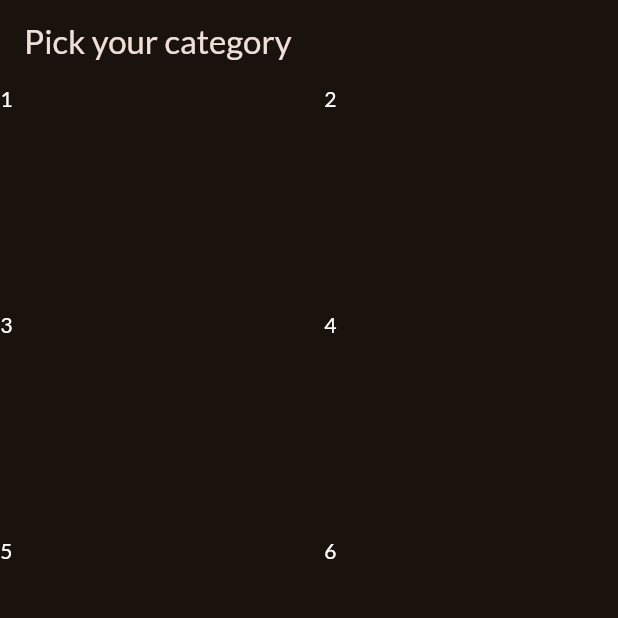
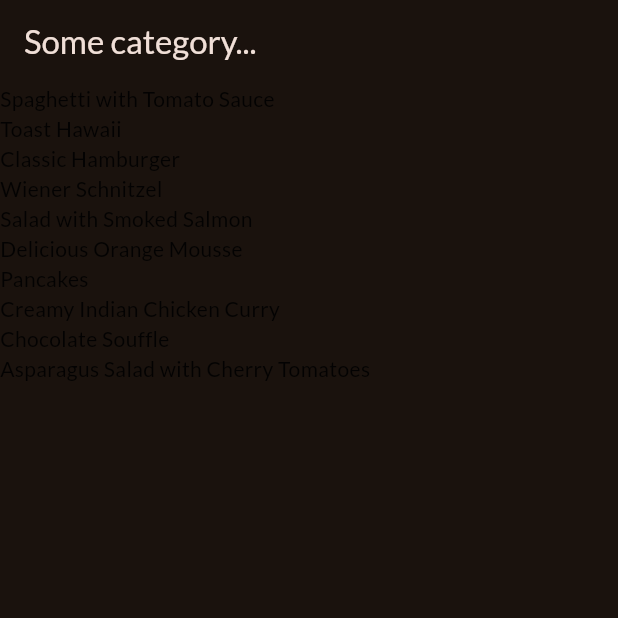
Before and after one commit to lauro-silva44/meals, a Flutter app: the screen it shows after launch, on a phone screen of 412 x 824 dp, the top half of it. Run offline on Flutter 3.47's test engine with Material 2 defaults, Android fonts, the phone set to English and light mode, and no system bars; our stand-ins replace google_fonts.

Commit message:
feat: added the meals screen

```diff
--- a/lib/category_data.dart
+++ /dev/null
@@ -1,47 +0,0 @@
-import 'package:flutter/material.dart';
-
-class CategoriesScreen extends StatelessWidget {
-  const CategoriesScreen({super.key});
-
-  @override
-  Widget build(BuildContext context) {
-    return Scaffold(
-      appBar: AppBar(
-        title: const Text('Pick your category'),
-      ),
-      body: GridView(
-        gridDelegate: const SliverGridDelegateWithFixedCrossAxisCount(
-            crossAxisCount: 2,
-            childAspectRatio: 3 / 2,
-            mainAxisSpacing: 20,
-            crossAxisSpacing: 20),
-        children: const [
-          Text(
-            "1",
-            style: TextStyle(color: Colors.white),
-          ),
-          Text(
-            "2",
-            style: TextStyle(color: Colors.white),
-          ),
-          Text(
-            "3",
-            style: TextStyle(color: Colors.white),
-          ),
-          Text(
-            "4",
-            style: TextStyle(color: Colors.white),
-          ),
-          Text(
-            "5",
-            style: TextStyle(color: Colors.white),
-          ),
-          Text(
-            "6",
-            style: TextStyle(color: Colors.white),
-          ),
-        ],
-      ),
-    );
-  }
-}
--- /dev/null
+++ b/lib/data/dummy_data.dart
@@ -0,0 +1,409 @@
+import 'package:flutter/material.dart';
+
+import 'package:meals/models/category.dart';
+import 'package:meals/models/meal.dart';
+
+// Constants in Dart should be written in lowerCamelcase.
+const availableCategories = [
+  Category(
+    id: 'c1',
+    title: 'Italian',
+    color: Colors.purple,
+  ),
+  Category(
+    id: 'c2',
+    title: 'Quick & Easy',
+    color: Colors.red,
+  ),
+  Category(
+    id: 'c3',
+    title: 'Hamburgers',
+    color: Colors.orange,
+  ),
+  Category(
+    id: 'c4',
+    title: 'German',
+    color: Colors.amber,
+  ),
+  Category(
+    id: 'c5',
+    title: 'Light & Lovely',
+    color: Colors.blue,
+  ),
+  Category(
+    id: 'c6',
+    title: 'Exotic',
+    color: Colors.green,
+  ),
+  Category(
+    id: 'c7',
+    title: 'Breakfast',
+    color: Colors.lightBlue,
+  ),
+  Category(
+    id: 'c8',
+    title: 'Asian',
+    color: Colors.lightGreen,
+  ),
+  Category(
+    id: 'c9',
+    title: 'French',
+    color: Colors.pink,
+  ),
+  Category(
+    id: 'c10',
+    title: 'Summer',
+    color: Colors.teal,
+  ),
+];
+
+const dummyMeals = [
+  Meal(
+    id: 'm1',
+    categories: [
+      'c1',
+      'c2',
+    ],
+    title: 'Spaghetti with Tomato Sauce',
+    affordability: Affordability.affordable,
+    complexity: Complexity.simple,
+    imageUrl:
+        'https://upload.wikimedia.org/wikipedia/commons/thumb/2/20/Spaghetti_Bolognese_mit_Parmesan_oder_Grana_Padano.jpg/800px-Spaghetti_Bolognese_mit_Parmesan_oder_Grana_Padano.jpg',
+    duration: 20,
+    ingredients: [
+      '4 Tomatoes',
+      '1 Tablespoon of Olive Oil',
+      '1 Onion',
+      '250g Spaghetti',
+      'Spices',
+      'Cheese (optional)'
+    ],
+    steps: [
+      'Cut the tomatoes and the onion into small pieces.',
+      'Boil some water - add salt to it once it boils.',
+      'Put the spaghetti into the boiling water - they should be done in about 10 to 12 minutes.',
+      'In the meantime, heaten up some olive oil and add the cut onion.',
+      'After 2 minutes, add the tomato pieces, salt, pepper and your other spices.',
+      'The sauce will be done once the spaghetti are.',
+      'Feel free to add some cheese on top of the finished dish.'
+    ],
+    isGlutenFree: false,
+    isVegan: true,
+    isVegetarian: true,
+    isLactoseFree: true,
+  ),
+  Meal(
+    id: 'm2',
+    categories: [
+      'c2',
+    ],
+    title: 'Toast Hawaii',
+    affordability: Affordability.affordable,
+    complexity: Complexity.simple,
+    imageUrl:
+        'https://cdn.pixabay.com/photo/2018/07/11/21/51/toast-3532016_1280.jpg',
+    duration: 10,
+    ingredients: [
+      '1 Slice White Bread',
+      '1 Slice Ham',
+      '1 Slice Pineapple',
+      '1-2 Slices of Cheese',
+      'Butter'
+    ],
+    steps: [
+      'Butter one side of the white bread',
+      'Layer ham, the pineapple and cheese on the white bread',
+      'Bake the toast for round about 10 minutes in the oven at 200°C'
+    ],
+    isGlutenFree: false,
+    isVegan: false,
+    isVegetarian: false,
+    isLactoseFree: false,
+  ),
+  Meal(
+    id: 'm3',
+    categories: [
+      'c2',
+      'c3',
+    ],
+    title: 'Classic Hamburger',
+    affordability: Affordability.pricey,
+    complexity: Complexity.simple,
+    imageUrl:
+        'https://cdn.pixabay.com/photo/2014/10/23/18/05/burger-500054_1280.jpg',
+    duration: 45,
+    ingredients: [
+      '300g Cattle Hack',
+      '1 Tomato',
+      '1 Cucumber',
+      '1 Onion',
+      'Ketchup',
+      '2 Burger Buns'
+    ],
+    steps: [
+      'Form 2 patties',
+      'Fry the patties for c. 4 minutes on each side',
+      'Quickly fry the buns for c. 1 minute on each side',
+      'Bruch buns with ketchup',
+      'Serve burger with tomato, cucumber and onion'
+    ],
+    isGlutenFree: false,
+    isVegan: false,
+    isVegetarian: false,
+    isLactoseFree: true,
+  ),
+  Meal(
+    id: 'm4',
+    categories: [
+      'c4',
+    ],
+    title: 'Wiener Schnitzel',
+    affordability: Affordability.luxurious,
+    complexity: Complexity.challenging,
+    imageUrl:
+        'https://cdn.pixabay.com/photo/2018/03/31/19/29/schnitzel-3279045_1280.jpg',
+    duration: 60,
+    ingredients: [
+      '8 Veal Cutlets',
+      '4 Eggs',
+      '200g Bread Crumbs',
+      '100g Flour',
+      '300ml Butter',
+      '100g Vegetable Oil',
+      'Salt',
+      'Lemon Slices'
+    ],
+    steps: [
+      'Tenderize the veal to about 2–4mm, and salt on both sides.',
+      'On a flat plate, stir the eggs briefly with a fork.',
+      'Lightly coat the cutlets in flour then dip into the egg, and finally, coat in breadcrumbs.',
+      'Heat the butter and oil in a large pan (allow the fat to get very hot) and fry the schnitzels until golden brown on both sides.',
+      'Make sure to toss the pan regularly so that the schnitzels are surrounded by oil and the crumbing becomes ‘fluffy’.',
+      'Remove, and drain on kitchen paper. Fry the parsley in the remaining oil and drain.',
+      'Place the schnitzels on awarmed plate and serve garnishedwith parsley and slices of lemon.'
+    ],
+    isGlutenFree: false,
+    isVegan: false,
+    isVegetarian: false,
+    isLactoseFree: false,
+  ),
+  Meal(
+    id: 'm5',
+    categories: [
+      'c2'
+          'c5',
+      'c10',
+    ],
+    title: 'Salad with Smoked Salmon',
+    affordability: Affordability.luxurious,
+    complexity: Complexity.simple,
+    imageUrl:
+        'https://cdn.pixabay.com/photo/2016/10/25/13/29/smoked-salmon-salad-1768890_1280.jpg',
+    duration: 15,
+    ingredients: [
+      'Arugula',
+      'Lamb\'s Lettuce',
+      'Parsley',
+      'Fennel',
+      '200g Smoked Salmon',
+      'Mustard',
+      'Balsamic Vinegar',
+      'Olive Oil',
+      'Salt and Pepper'
+    ],
+    steps: [
+      'Wash and cut salad and herbs',
+      'Dice the salmon',
+      'Process mustard, vinegar and olive oil into a dessing',
+      'Prepare the salad',
+      'Add salmon cubes and dressing'
+    ],
+    isGlutenFree: true,
+    isVegan: false,
+    isVegetarian: true,
+    isLactoseFree: true,
+  ),
+  Meal(
+    id: 'm6',
+    categories: [
+      'c6',
+      'c10',
+    ],
+    title: 'Delicious Orange Mousse',
+    affordability: Affordability.affordable,
+    complexity: Complexity.hard,
+    imageUrl:
+        'https://cdn.pixabay.com/photo/2017/05/01/05/18/pastry-2274750_1280.jpg',
+    duration: 240,
+    ingredients: [
+      '4 Sheets of Gelatine',
+      '150ml Orange Juice',
+      '80g Sugar',
+      '300g Yoghurt',
+      '200g Cream',
+      'Orange Peel',
+    ],
+    steps: [
+      'Dissolve gelatine in pot',
+      'Add orange juice and sugar',
+      'Take pot off the stove',
+      'Add 2 tablespoons of yoghurt',
+      'Stir gelatin under remaining yoghurt',
+      'Cool everything down in the refrigerator',
+      'Whip the cream and lift it under die orange mass',
+      'Cool down again for at least 4 hours',
+      'Serve with orange peel',
+    ],
+    isGlutenFree: true,
+    isVegan: false,
+    isVegetarian: true,
+    isLactoseFree: false,
+  ),
+  Meal(
+    id: 'm7',
+    categories: [
+      'c7',
+    ],
+    title: 'Pancakes',
+    affordability: Affordability.affordable,
+    complexity: Complexity.simple,
+    imageUrl:
+        'https://cdn.pixabay.com/photo/2018/07/10/21/23/pancake-3529653_1280.jpg',
+    duration: 20,
+    ingredients: [
+      '1 1/2 Cups all-purpose Flour',
+      '3 1/2 Teaspoons Baking Powder',
+      '1 Teaspoon Salt',
+      '1 Tablespoon White Sugar',
+      '1 1/4 cups Milk',
+      '1 Egg',
+      '3 Tablespoons Butter, melted',
+    ],
+    steps: [
+      'In a large bowl, sift together the flour, baking powder, salt and sugar.',
+      'Make a well in the center and pour in the milk, egg and melted butter; mix until smooth.',
+      'Heat a lightly oiled griddle or frying pan over medium high heat.',
+      'Pour or scoop the batter onto the griddle, using approximately 1/4 cup for each pancake. Brown on both sides and serve hot.'
+    ],
+    isGlutenFree: true,
+    isVegan: false,
+    isVegetarian: true,
+    isLactoseFree: false,
+  ),
+  Meal(
+    id: 'm8',
+    categories: [
+      'c8',
+    ],
+    title: 'Creamy Indian Chicken Curry',
+    affordability: Affordability.pricey,
+    complexity: Complexity.challenging,
+    imageUrl:
+        'https://cdn.pixabay.com/photo/2018/06/18/16/05/indian-food-3482749_1280.jpg',
+    duration: 35,
+    ingredients: [
+      '4 Chicken Breasts',
+      '1 Onion',
+      '2 Cloves of Garlic',
+      '1 Piece of Ginger',
+      '4 Tablespoons Almonds',
+      '1 Teaspoon Cayenne Pepper',
+      '500ml Coconut Milk',
+    ],
+    steps: [
+      'Slice and fry the chicken breast',
+      'Process onion, garlic and ginger into paste and sauté everything',
+      'Add spices and stir fry',
+      'Add chicken breast + 250ml of water and cook everything for 10 minutes',
+      'Add coconut milk',
+      'Serve with rice'
+    ],
+    isGlutenFree: true,
+    isVegan: false,
+    isVegetarian: false,
+    isLactoseFree: true,
+  ),
+  Meal(
+    id: 'm9',
+    categories: [
+      'c9',
+    ],
+    title: 'Chocolate Souffle',
+    affordability: Affordability.affordable,
+    complexity: Complexity.hard,
+    imageUrl:
+        'https://cdn.pixabay.com/photo/2014/08/07/21/07/souffle-412785_1280.jpg',
+    duration: 45,
+    ingredients: [
+      '1 Teaspoon melted Butter',
+      '2 Tablespoons white Sugar',
+      '2 Ounces 70% dark Chocolate, broken into pieces',
+      '1 Tablespoon Butter',
+      '1 Tablespoon all-purpose Flour',
+      '4 1/3 tablespoons cold Milk',
+      '1 Pinch Salt',
+      '1 Pinch Cayenne Pepper',
+      '1 Large Egg Yolk',
+      '2 Large Egg Whites',
+      '1 Pinch Cream of Tartar',
+      '1 Tablespoon white Sugar',
+    ],
+    steps: [
+      'Preheat oven to 190°C. Line a rimmed baking sheet with parchment paper.',
+      'Brush bottom and sides of 2 ramekins lightly with 1 teaspoon melted butter; cover bottom and sides right up to the rim.',
+      'Add 1 tablespoon white sugar to ramekins. Rotate ramekins until sugar coats all surfaces.',
+      'Place chocolate pieces in a metal mixing bowl.',
+      'Place bowl over a pan of about 3 cups hot water over low heat.',
+      'Melt 1 tablespoon butter in a skillet over medium heat. Sprinkle in flour. Whisk until flour is incorporated into butter and mixture thickens.',
+      'Whisk in cold milk until mixture becomes smooth and thickens. Transfer mixture to bowl with melted chocolate.',
+      'Add salt and cayenne pepper. Mix together thoroughly. Add egg yolk and mix to combine.',
+      'Leave bowl above the hot (not simmering) water to keep chocolate warm while you whip the egg whites.',
+      'Place 2 egg whites in a mixing bowl; add cream of tartar. Whisk until mixture begins to thicken and a drizzle from the whisk stays on the surface about 1 second before disappearing into the mix.',
+      'Add 1/3 of sugar and whisk in. Whisk in a bit more sugar about 15 seconds.',
+      'whisk in the rest of the sugar. Continue whisking until mixture is about as thick as shaving cream and holds soft peaks, 3 to 5 minutes.',
+      'Transfer a little less than half of egg whites to chocolate.',
+      'Mix until egg whites are thoroughly incorporated into the chocolate.',
+      'Add the rest of the egg whites; gently fold into the chocolate with a spatula, lifting from the bottom and folding over.',
+      'Stop mixing after the egg white disappears. Divide mixture between 2 prepared ramekins. Place ramekins on prepared baking sheet.',
+      'Bake in preheated oven until scuffles are puffed and have risen above the top of the rims, 12 to 15 minutes.',
+    ],
+    isGlutenFree: true,
+    isVegan: false,
+    isVegetarian: true,
+    isLactoseFree: false,
+  ),
+  Meal(
+    id: 'm10',
+    categories: [
+      'c2',
+      'c5',
+      'c10',
+    ],
+    title: 'Asparagus Salad with Cherry Tomatoes',
+    affordability: Affordability.luxurious,
+    complexity: Complexity.simple,
+    imageUrl:
+        'https://cdn.pixabay.com/photo/2018/04/09/18/26/asparagus-3304997_1280.jpg',
+    duration: 30,
+    ingredients: [
+      'White and Green Asparagus',
+      '30g Pine Nuts',
+      '300g Cherry Tomatoes',
+      'Salad',
+      'Salt, Pepper and Olive Oil'
+    ],
+    steps: [
+      'Wash, peel and cut the asparagus',
+      'Cook in salted water',
+      'Salt and pepper the asparagus',
+      'Roast the pine nuts',
+      'Halve the tomatoes',
+      'Mix with asparagus, salad and dressing',
+      'Serve with Baguette'
+    ],
+    isGlutenFree: true,
+    isVegan: true,
+    isVegetarian: true,
+    isLactoseFree: true,
+  ),
+];
--- a/lib/main.dart
+++ b/lib/main.dart
@@ -1,7 +1,7 @@
 import 'package:flutter/material.dart';
-
 import 'package:google_fonts/google_fonts.dart';
-import 'package:meals/category_data.dart';
+import 'package:meals/data/dummy_data.dart';
+import 'package:meals/screens/meals.dart';
 
 final theme = ThemeData(
   useMaterial3: true,
@@ -21,7 +21,11 @@ class App extends StatelessWidget {
 
   @override
   Widget build(BuildContext context) {
-    return MaterialApp(theme: theme, home: const CategoriesScreen() // Todo ...,
-        );
+    return MaterialApp(
+        theme: theme,
+        home: const MealsScreen(
+          title: 'Some category...',
+          meals: dummyMeals,
+        ));
   }
 }
--- /dev/null
+++ b/lib/models/category.dart
@@ -0,0 +1,10 @@
+import 'package:flutter/material.dart';
+
+class Category {
+  const Category(
+      {required this.id, required this.title, this.color = Colors.orange});
+
+  final String id;
+  final String title;
+  final Color color;
+}
--- /dev/null
+++ b/lib/models/meal.dart
@@ -0,0 +1,43 @@
+enum Complexity {
+  simple,
+  challenging,
+  hard,
+}
+
+enum Affordability {
+  affordable,
+  pricey,
+  luxurious,
+}
+
+class Meal {
+  const Meal({
+    required this.id,
+    required this.categories,
+    required this.title,
+    required this.imageUrl,
+    required this.ingredients,
+    required this.steps,
+    required this.duration,
+    required this.complexity,
+    required this.affordability,
+    required this.isGlutenFree,
+    required this.isLactoseFree,
+    required this.isVegan,
+    required this.isVegetarian,
+  });
+
+  final String id;
+  final List<String> categories;
+  final String title;
+  final String imageUrl;
+  final List<String> ingredients;
+  final List<String> steps;
+  final int duration;
+  final Complexity complexity;
+  final Affordability affordability;
+  final bool isGlutenFree;
+  final bool isLactoseFree;
+  final bool isVegan;
+  final bool isVegetarian;
+}
--- /dev/null
+++ b/lib/screens/categories.dart
@@ -0,0 +1,27 @@
+import 'package:flutter/material.dart';
+import 'package:meals/data/dummy_data.dart';
+import 'package:meals/widgets/category_grid_item.dart';
+
+class CategoriesScreen extends StatelessWidget {
+  const CategoriesScreen({super.key});
+
+  @override
+  Widget build(BuildContext context) {
+    return Scaffold(
+      appBar: AppBar(
+        title: const Text('Pick your category'),
+      ),
+      body: GridView(
+        padding: const EdgeInsets.all(24),
+        gridDelegate: const SliverGridDelegateWithFixedCrossAxisCount(
+            crossAxisCount: 2,
+            childAspectRatio: 3 / 2,
+            mainAxisSpacing: 20,
+            crossAxisSpacing: 20),
+        children: availableCategories
+            .map((category) => CategoryGridItem(category: category))
+            .toList(),
+      ),
+    );
+  }
+}
--- /dev/null
+++ b/lib/screens/meals.dart
@@ -0,0 +1,45 @@
+import 'package:flutter/material.dart';
+import 'package:meals/models/meal.dart';
+
+class MealsScreen extends StatelessWidget {
+  const MealsScreen({super.key, required this.title, required this.meals});
+  final String title;
+  final List<Meal> meals;
+
+  @override
+  Widget build(BuildContext context) {
+    Widget content = Center(
+      child: Column(mainAxisAlignment: MainAxisAlignment.center, children: [
+        Text(
+          'Uh oh ... nothing here!',
+          style: Theme.of(context)
+              .textTheme
+              .headlineLarge!
+              .copyWith(color: Theme.of(context).colorScheme.onBackground),
+        ),
+        const SizedBox(
+          height: 16,
+        ),
+        Text(
+          'Try selectiong a different category!',
+          style: Theme.of(context)
+              .textTheme
+              .bodyLarge!
+              .copyWith(color: Theme.of(context).colorScheme.onBackground),
+        )
+      ]),
+    );
+    if (meals.isNotEmpty) {
+      content = ListView.builder(
+          itemCount: meals.length,
+          itemBuilder: (ctx, index) => Text(meals[index].title));
+    }
+
+    return Scaffold(
+      appBar: AppBar(
+        title: Text(title),
+      ),
+      body: content,
+    );
+  }
+}
--- /dev/null
+++ b/lib/widgets/category_grid_item.dart
@@ -0,0 +1,37 @@
+import 'package:flutter/material.dart';
+import 'package:meals/models/category.dart';
+
+class CategoryGridItem extends StatelessWidget {
+  const CategoryGridItem({super.key, required this.category});
+  final Category category;
+
+  @override
+  Widget build(BuildContext context) {
+    return InkWell(
+      onTap: () {},
+      splashColor: Theme.of(context).primaryColor,
+      borderRadius: BorderRadius.circular(16),
+      child: Container(
+        padding: const EdgeInsets.all(16),
+        decoration: BoxDecoration(
+          borderRadius: BorderRadius.circular(16),
+          gradient: LinearGradient(
+            colors: [
+              category.color.withOpacity(0.55),
+              category.color.withOpacity(0.9),
+            ],
+            begin: Alignment.topLeft,
+            end: Alignment.bottomRight,
+          ),
+        ),
+        child: (Text(
+          category.title,
+          style: Theme.of(context)
+              .textTheme
+              .titleLarge!
+              .copyWith(color: Theme.of(context).colorScheme.onBackground),
+        )),
+      ),
+    );
+  }
+}
```
